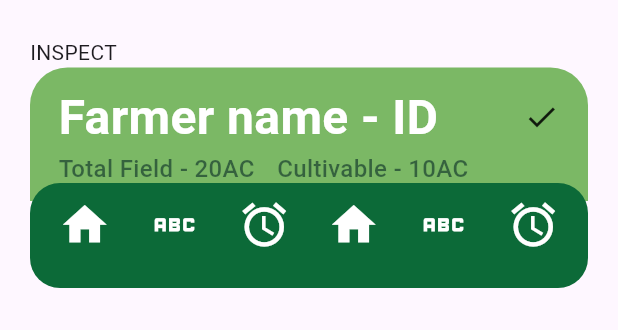
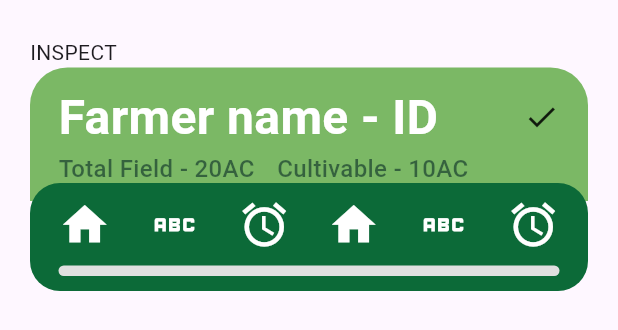
Before and after one commit to Atheeq1821/farmer-app, a Flutter app: the InspectPage widget shown alone on an empty page, opened directly, on a phone screen of 412 x 824 dp. Shown: the top 330 px of the screen. Run offline on Flutter 3.47's test engine with Material 3 defaults, Android fonts, the phone set to English and light mode, and no system bars; our stand-ins replace cloud_firestore, firebase_auth, firebase_core, flutter_riverpod, flutter_svg; accounts and stored records are empty; project files that could hold a hidden picture were left out.

Commit message:
Progress bar updated

```diff
--- a/lib/features/inspect/views/inspect.dart
+++ b/lib/features/inspect/views/inspect.dart
@@ -75,7 +75,6 @@ class InspectPage extends StatelessWidget {
                 offset: const Offset(0, -12),
                 child: Container(
                   padding: EdgeInsets.fromLTRB(19, 10,19,10),
-                  height: 70,
                   decoration: BoxDecoration(
                     color: AppPallete.color2,
                     borderRadius: BorderRadius.circular(20)
@@ -95,9 +94,15 @@ class InspectPage extends StatelessWidget {
                           Icon(Icons.access_alarms,color: Colors.white,size: 35,)
                         ],
                       ),
+                      SizedBox(height: 10,),
                       Container(
+                         width: double.infinity,
+                         height: 7,
+                         decoration: BoxDecoration(
+                          color: Colors.grey.shade300,
+                          borderRadius: BorderRadius.circular(10)
+                         ),
 
-                        child: Text(""),
                       )
                     ],
                   ),
```
